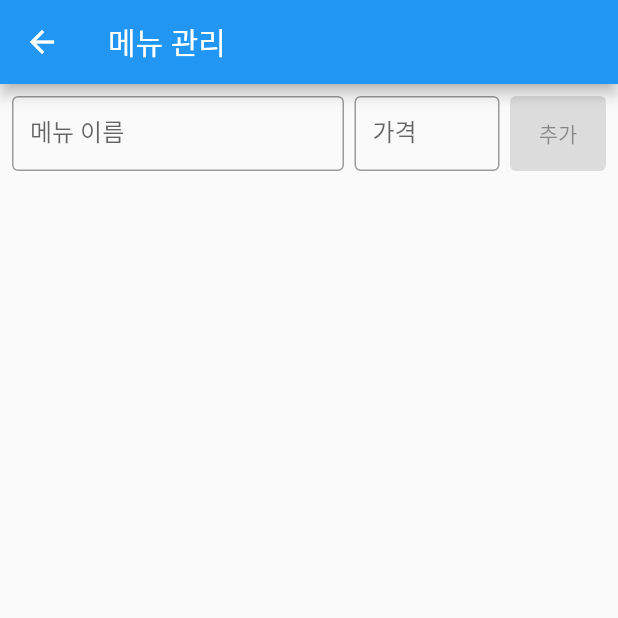
After one commit to PNU-WhatEat/PNU-WhatEat, a Flutter app: the ManageMenuPage screen opened by its route, on a phone screen of 412 x 824 dp, the top half of it. The commit adds this screen. Run offline on Flutter 3.47's test engine with Material 2 defaults, Android fonts, the phone set to English and light mode, and no system bars; our stand-ins replace cloud_firestore, firebase_auth, firebase_core, flutter_signin_button, google_sign_in; accounts and stored records are empty; statements that could not run were skipped.

Commit message:
Add - ManageMenuPage

```diff
--- a/lib/main.dart
+++ b/lib/main.dart
@@ -9,6 +9,7 @@ import 'package:what_eat/screens/MainPage.dart';
 import 'package:what_eat/screens/MyHomePage.dart';
 import 'package:what_eat/screens/MyStorePage/MyStorePage.dart';
 import 'package:what_eat/screens/MyStorePage/Sections/AddStorePage.dart';
+import 'package:what_eat/screens/MyStorePage/Sections/ManageMenuPage.dart';
 import 'package:what_eat/screens/MyStorePage/Sections/ManageTablePage.dart';
 import 'package:what_eat/screens/ReservationPage.dart';
 import 'package:what_eat/screens/ReviewPage.dart';
@@ -50,6 +51,7 @@ class WhatEat extends StatelessWidget {
           MyStorePage.id: (context) => MyStorePage(),
           AddStorePage.id: (context) => AddStorePage(),
           ManageTablePage.id: (context) => ManageTablePage(),
+          ManageMenuPage.id: (context) => ManageMenuPage(),
         },
       ),
 
--- a/lib/screens/MyStorePage/MyStorePage.dart
+++ b/lib/screens/MyStorePage/MyStorePage.dart
@@ -2,6 +2,7 @@ import 'package:cloud_firestore/cloud_firestore.dart';
 import 'package:flutter/material.dart';
 import 'package:provider/provider.dart';
 import 'package:what_eat/UserInformation.dart';
+import 'package:what_eat/screens/MyStorePage/Sections/ManageMenuPage.dart';
 import 'package:what_eat/screens/MyStorePage/Sections/ManageTablePage.dart';
 
 import 'Sections/AddStorePage.dart';
@@ -88,7 +89,7 @@ class _MyStorePageState extends State<MyStorePage> {
                       ],
                     ),
                     onTap: () {
-
+                      Navigator.pushNamed(context, ManageMenuPage.id);
                     }
                   ),
                   InkWell(
--- a/lib/screens/MyStorePage/Sections/AddStorePage.dart
+++ b/lib/screens/MyStorePage/Sections/AddStorePage.dart
@@ -106,7 +106,7 @@ class _AddStorePageState extends State<AddStorePage> {
                       autofocus: true,
                       decoration: InputDecoration(
                         border: OutlineInputBorder(),
-                        labelText: '검색할 가게 이름을 입력하세요'
+                        labelText: '가게 이름'
                       ),
                       onSubmitted: (value) {
                         searchPressed();
@@ -124,12 +124,11 @@ class _AddStorePageState extends State<AddStorePage> {
                 )
               ],
             ),
-
-              Flexible(
-                child: ListView(
-                  children: renderList(),
-                ),
-              )
+            Flexible(
+              child: ListView(
+                children: renderList(),
+              ),
+            )
           ],
         ),
       )
--- /dev/null
+++ b/lib/screens/MyStorePage/Sections/ManageMenuPage.dart
@@ -0,0 +1,179 @@
+import 'package:flutter/material.dart';
+import 'package:provider/provider.dart';
+import 'package:what_eat/UserInformation.dart';
+
+class ManageMenuPage extends StatefulWidget {
+  static const id = "managemenu_page";
+
+  @override
+  _ManageMenuPageState createState() => _ManageMenuPageState();
+}
+
+class _ManageMenuPageState extends State<ManageMenuPage> {
+  TextEditingController menuController = TextEditingController(), priceController = TextEditingController();
+  List<Map<String, dynamic>> menuList = [];
+  bool addButtonEnable = false;
+  UserInformation userinfo;
+
+  List<Widget> renderList() {
+    List<Widget> result = [];
+    for (int i = 0; i < menuList.length; ++i) {
+      result.add(
+        Container(
+          key: ValueKey(i),
+          margin: EdgeInsets.symmetric(vertical: 10.0, horizontal: 0.0),
+          padding: EdgeInsets.all(10.0),
+          decoration: BoxDecoration(border: Border.all(), borderRadius: BorderRadius.circular(10.0)),
+          height: 80,
+          child: Row(
+            children: [
+              Column(
+                children: [
+                  Text('$i. ${menuList[i]['name']}', style: TextStyle(
+                    fontSize: 20,
+                  )),
+                  Text('${menuList[i]['price']}원', style: TextStyle(
+                    fontSize: 10,
+                  )),
+                ],
+                mainAxisAlignment: MainAxisAlignment.spaceEvenly,
+                crossAxisAlignment: CrossAxisAlignment.start,
+              ),
+              ElevatedButton.icon(
+                icon: Icon(Icons.delete),
+                label: Text('삭제'),
+                style : ButtonStyle(backgroundColor: MaterialStateProperty.all<Color>(Colors.red)),
+                onPressed: () {
+                  print(i);
+                  setState(() {
+                    menuList.removeAt(i);
+                  });
+                  userinfo.info.storeRef.update({'menu' : menuList});
+                },
+              )
+            ],
+            mainAxisAlignment: MainAxisAlignment.spaceBetween,
+          ),
+        ),
+      );
+    }
+    return result;
+  }
+
+  void reorderData(int oldindex, int newindex){
+    setState(() {
+      if(newindex>oldindex){
+        newindex-=1;
+      }
+      final items = menuList.removeAt(oldindex);
+      menuList.insert(newindex, items);
+    });
+    userinfo.info.storeRef.update({'menu': menuList});
+  }
+
+  @override
+  void initState() {
+    userinfo = Provider.of<UserInformation>(context, listen: false);
+    userinfo.info.storeRef.get().then((doc) {
+      Map<String, dynamic> result = doc.data();
+      if (result['menu'] != null) {
+        setState(() {
+          menuList = (result['menu'] as List<dynamic>).map((e) => e as Map<String, dynamic>).toList();
+        });
+
+      }
+    });
+    super.initState();
+  }
+
+  @override
+  Widget build(BuildContext context) {
+    return Scaffold(
+      appBar: AppBar(title: Text('메뉴 관리')),
+      body: Container(
+        padding: EdgeInsets.all(8.0),
+        child: Column(
+          children: [
+            Container(
+              margin: EdgeInsets.fromLTRB(0, 0, 0, 10.0),
+              child: Row(
+                children: [
+                  Flexible(
+                    flex: 2,
+                    child: Container(
+                      height: 50,
+                      child: TextField(
+                        controller: menuController,
+                        decoration: InputDecoration(
+                          border: OutlineInputBorder(),
+                          labelText: '메뉴 이름'
+                        ),
+                        onChanged: (_) {
+                          if (menuController.text != '' && priceController.text != '')
+                            setState(() {
+                              addButtonEnable = true;
+                            });
+                          else
+                            setState(() {
+                              addButtonEnable = false;
+                            });
+                        }
+                      ),
+                    ),
+                  ),
+                  Flexible(
+                    flex: 1,
+                    child: Container(
+                      margin: EdgeInsets.symmetric(horizontal: 7),
+                      height: 50,
+                      child: TextField(
+                        controller: priceController,
+                        decoration: InputDecoration(
+                          border: OutlineInputBorder(),
+                          labelText: '가격'
+                        ),
+                        keyboardType: TextInputType.number,
+                        onChanged: (_) {
+                          if (menuController.text != '' && priceController.text != '')
+                            setState(() {
+                              addButtonEnable = true;
+                            });
+                          else
+                            setState(() {
+                              addButtonEnable = false;
+                            });
+                        }
+                      ),
+                    ),
+                  ),
+                  Container(
+                    height: 50,
+                    child: ElevatedButton(
+                      child: Text("추가"),
+                      onPressed: !addButtonEnable ? null : () {
+                        setState(() {
+                          menuList.add({'name' : menuController.text, 'price' : priceController.text});
+                        });
+                        userinfo.info.storeRef.update({'menu': menuList});
+                        menuController.clear();
+                        priceController.clear();
+                        FocusScope.of(context).unfocus();
+                      },
+                    ),
+                  )
+                ],
+                mainAxisAlignment: MainAxisAlignment.end,
+              ),
+            ),
+            Flexible(
+              child: ReorderableListView(
+                children: renderList(),
+                onReorder: reorderData,
+              )
+            )
+          ],
+        ),
+      )
+    );
+  }
+}
```
